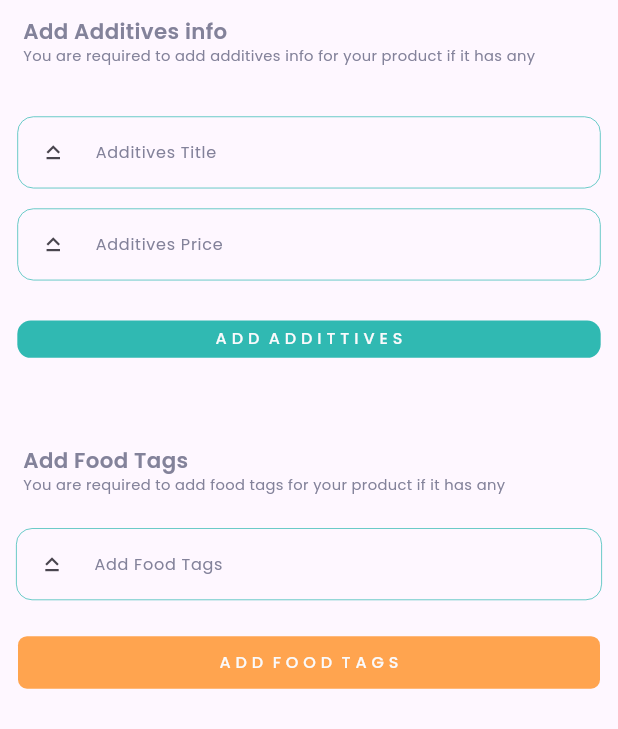
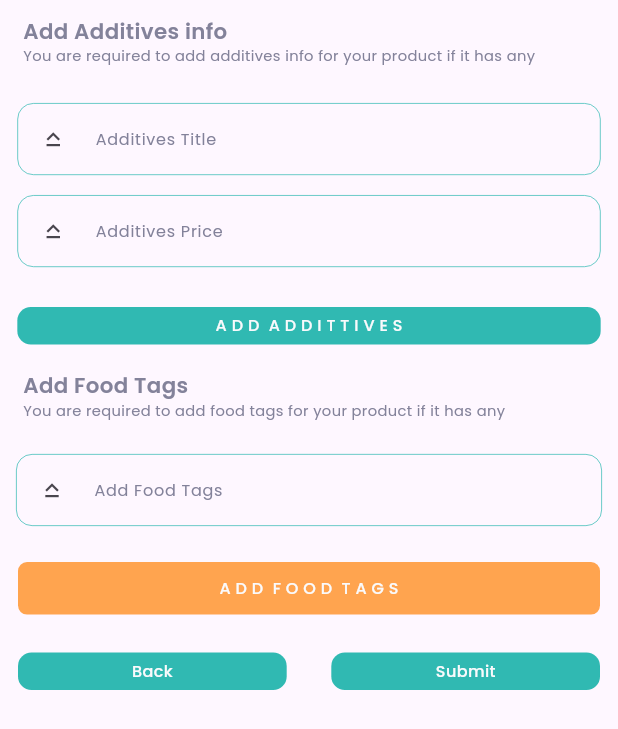
Before and after one commit to ainaelyani/restaurant, a Flutter app: the AdditivesInfo widget shown alone on an empty page, opened directly with empty values, on a phone screen of 412 x 824 dp. Shown: the top 729 px of the screen. Run offline on Flutter 3.47's test engine with Material 3 defaults, Android fonts, the phone set to English and light mode, and no system bars; our stand-ins replace firebase_core, firebase_storage, flutter_hooks, flutter_screenutil, flutter_svg, get and 3 more; accounts and stored records are empty; network calls fail; project files that could hold a hidden picture were left out.

```diff
--- a/lib/views/add_foods/add_foods.dart
+++ b/lib/views/add_foods/add_foods.dart
@@ -109,6 +109,12 @@ class _AddFoodsState extends State<AddFoods> {
                     additivePrice: additivePrice,
                     additiveTitle: additiveTitle,
                     foodTags: foodTags,
+                    back: (){
+                      _pageController.previousPage(
+                          duration: const Duration(milliseconds: 500),
+                          curve: Curves.easeIn);
+                    },
+                    submit: (){},
                   ),
                 ],
               ),
--- a/lib/views/add_foods/widgets/additives_info.dart
+++ b/lib/views/add_foods/widgets/additives_info.dart
@@ -11,11 +11,13 @@ import '../../../common/reusable_text.dart';
 import '../../../constants/constants.dart';
 
 class AdditivesInfo extends StatelessWidget {
-  const AdditivesInfo({super.key, required this.additivePrice, required this.additiveTitle, required this.foodTags});
+  const AdditivesInfo({super.key, required this.additivePrice, required this.additiveTitle, required this.foodTags, required this.back, required this.submit});
 
   final TextEditingController additivePrice;
   final TextEditingController additiveTitle;
   final TextEditingController foodTags;
+  final Function back;
+  final Function submit;
 
   @override
   Widget build(BuildContext context) {
@@ -40,14 +42,14 @@ class AdditivesInfo extends StatelessWidget {
             ),
           ),
           SizedBox(
-            height: hieght*0.28,
+            height: hieght*0.22,
 
             child: Padding(
               padding: EdgeInsets.symmetric(horizontal: 12.w),
               child: Column(
                 children: [
                   SizedBox(
-                    height: 25.h,
+                    height: 15.h,
                   ),
 
                   CustomTextfield(
@@ -191,7 +193,39 @@ class AdditivesInfo extends StatelessWidget {
                 foodTags.text='';
               } ,
             ),
-          )
+          ),
+
+          SizedBox(
+            height: 15.h,
+          ),
+
+          Padding(
+            padding: const EdgeInsets.all(12.0),
+            child: Row(
+              mainAxisAlignment: MainAxisAlignment.spaceBetween,
+              children: [
+                CustomButton(
+                  text: "Back",
+                  btnWidth: width/2.3,
+                  btnRadius: 9,
+                  onTap: (){
+                    back();
+                  },
+                ),
+
+                CustomButton(
+                  text: "Submit",
+                  btnWidth: width/2.3,
+                  btnRadius: 9,
+                  onTap: (){
+                    submit();
+
+                  },
+                ),
+
+              ],
+            ),
+          ),
         ],
       ),
     );
```
